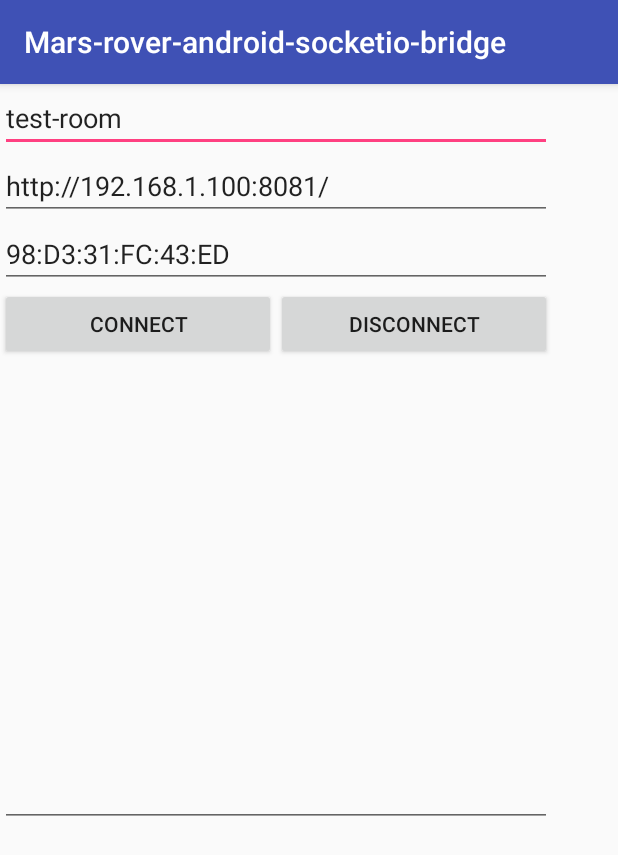
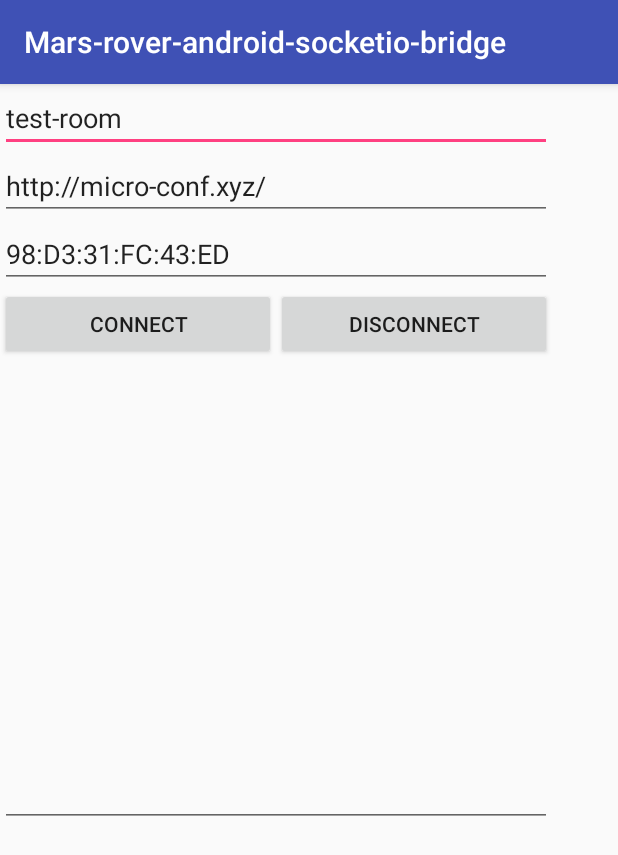
Before and after one commit to spaceshipyard/mars-rover-android-socketio-bridge, an Android app: the screen it shows after launch (MainActivity), on a phone screen of 412 x 824 dp. Shown: the top 855 px of the screen. Run offline under Robolectric (Android 15) with nearby library versions, the phone set to English and light mode, and no system bars; libraries missing offline, so code that uses them is left out: io.socket.client, io.socket.emitter.

Commit message:
#1 restored default dispatcher to public

```diff
--- a/app/src/main/res/layout/activity_main.xml
+++ b/app/src/main/res/layout/activity_main.xml
@@ -31,7 +31,7 @@
             android:ems="10"
             android:hint="dispatcher url"
             android:inputType="textLongMessage"
-            android:text="http://192.168.1.100:8081/" />
+            android:text="http://micro-conf.xyz/" />
 
         <EditText
             android:id="@+id/editTextMacAddr"
```
